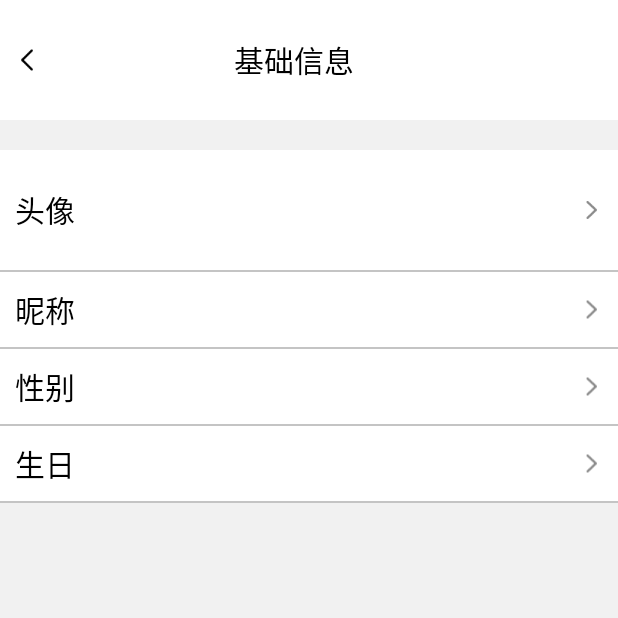
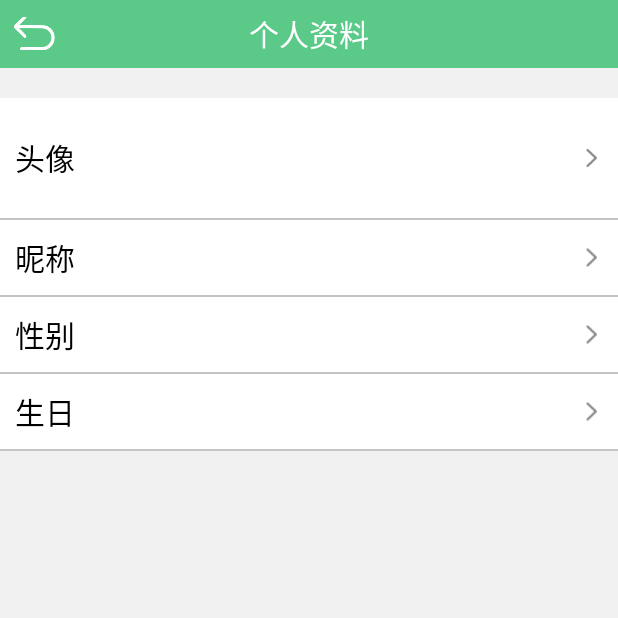
Before and after one commit to MuppetWizard/Weather, an Android app: the ModifyMyInfoActivity screen opened directly, with no data from a screen before it, on a phone screen of 412 x 824 dp, the top half of it. Run offline under Robolectric (Android 15) with nearby library versions, the phone set to English and light mode, and no system bars; our stand-ins replace ButterKnife, CircleImageView.

Commit message:
修改界面，周鹏瓜皮

```diff
--- a/app/src/main/res/drawable/border_green.xml
+++ b/app/src/main/res/drawable/border_green.xml
@@ -5,4 +5,5 @@
     <stroke android:width="2dp"
         android:color="@color/app_primary"/>
     <corners android:radius="20dp"/>
+    <solid android:color="@color/app_White"/>
 </shape>
--- a/app/src/main/res/drawable/button_shape.xml
+++ b/app/src/main/res/drawable/button_shape.xml
@@ -6,7 +6,7 @@
 
     <!-- 设置按钮的四个角为弧形 -->
     <!-- android:radius 弧形的半径 -->
-    <corners android:radius="15dip" />
+    <corners android:radius="20dp" />
 
     <!-- padding：Button里面的文字与Button边界的间隔 -->
     <padding
--- a/app/src/main/res/layout/activity_modify_my_info.xml
+++ b/app/src/main/res/layout/activity_modify_my_info.xml
@@ -7,48 +7,48 @@
     android:orientation="vertical">
 
     <RelativeLayout
-        android:paddingLeft="10dp"
-        android:paddingRight="10dp"
-        android:background="#fff"
         android:layout_width="match_parent"
-        android:gravity="center_vertical"
-        android:layout_height="80dp">
+        android:layout_height="45dp"
+        android:background="@color/app_primary">
+
+        <TextView
+            android:id="@+id/city"
+            android:layout_width="wrap_content"
+            android:layout_height="match_parent"
+            android:layout_centerInParent="true"
+            android:gravity="center"
+            android:text="个人资料"
+            android:textColor="@color/app_White"
+            android:textSize="20sp" />
 
         <ImageView
             android:id="@+id/go_back"
-            android:src="@mipmap/myinfo_back"
-            android:layout_width="wrap_content"
-            android:layout_height="match_parent" />
-
-        <TextView
-            android:layout_toRightOf="@+id/go_back"
-            android:text="基础信息"
-            android:textColor="#000"
-            android:layout_marginLeft="130dp"
-            android:gravity="center_vertical"
-            android:textSize="20sp"
-            android:layout_width="wrap_content"
-            android:layout_height="match_parent" />
-
+            android:layout_width="30dp"
+            android:layout_height="30dp"
+            android:layout_alignParentStart="true"
+            android:layout_centerVertical="true"
+            android:layout_marginStart="8dp"
+            android:src="@mipmap/back" />
     </RelativeLayout>
 
     <RelativeLayout
         android:id="@+id/rl_modify_icon"
         android:layout_width="match_parent"
+        android:layout_height="80dp"
         android:layout_marginTop="20dp"
+        android:background="#fff"
         android:paddingLeft="10dp"
+        android:paddingTop="10dp"
         android:paddingRight="10dp"
-        android:paddingTop="10dp"
-        android:background="#fff"
-        android:paddingBottom="10dp"
-        android:layout_height="80dp">
+        android:paddingBottom="10dp">
+
         <TextView
+            android:layout_width="wrap_content"
+            android:layout_height="match_parent"
+            android:gravity="center_vertical"
             android:text="头像"
             android:textColor="#000"
-            android:textSize="20sp"
-            android:gravity="center_vertical"
-            android:layout_width="wrap_content"
-            android:layout_height="match_parent" />
+            android:textSize="20sp" />
 
         <de.hdodenhof.circleimageview.CircleImageView
             android:id="@+id/show_faces"
@@ -59,30 +59,33 @@
 
         <ImageView
             android:id="@+id/my_head_right"
+            android:layout_width="wrap_content"
+            android:layout_height="match_parent"
             android:layout_alignParentRight="true"
-            android:src="@mipmap/right_my"
-            android:layout_width="wrap_content"
-            android:layout_height="match_parent" />
+            android:src="@mipmap/right_my" />
     </RelativeLayout>
+
     <View
         android:layout_width="match_parent"
-        android:background="#C4C4C4"
-        android:layout_height="1dp"></View>
+        android:layout_height="1dp"
+        android:background="#C4C4C4" />
+
     <RelativeLayout
         android:id="@+id/rl_modify_nickname"
+        android:layout_width="match_parent"
+        android:layout_height="50dp"
         android:background="#fff"
+        android:gravity="center_vertical"
         android:paddingLeft="10dp"
-        android:paddingRight="10dp"
-        android:gravity="center_vertical"
-        android:layout_width="match_parent"
-        android:layout_height="50dp">
+        android:paddingRight="10dp">
+
         <TextView
+            android:layout_width="wrap_content"
+            android:layout_height="match_parent"
+            android:gravity="center_vertical"
             android:text="昵称"
-            android:textSize="20sp"
             android:textColor="#000"
-            android:gravity="center_vertical"
-            android:layout_width="wrap_content"
-            android:layout_height="match_parent" />
+            android:textSize="20sp" />
 
         <TextView
             android:id="@+id/show_nickname"
@@ -93,32 +96,36 @@
             android:gravity="center_vertical"
             android:text="你好啊"
             android:textSize="20sp" />
+
         <ImageView
             android:id="@+id/my_nickname_right"
+            android:layout_width="wrap_content"
+            android:layout_height="match_parent"
             android:layout_alignParentRight="true"
-            android:layout_width="wrap_content"
-            android:src="@mipmap/right_my"
-            android:layout_height="match_parent" />
+            android:src="@mipmap/right_my" />
     </RelativeLayout>
+
     <View
         android:layout_width="match_parent"
-        android:background="#C4C4C4"
-        android:layout_height="1dp"></View>
+        android:layout_height="1dp"
+        android:background="#C4C4C4"/>
+
     <RelativeLayout
         android:id="@+id/rl_modify_sex"
+        android:layout_width="match_parent"
+        android:layout_height="50dp"
         android:background="#fff"
+        android:gravity="center_vertical"
         android:paddingLeft="10dp"
-        android:paddingRight="10dp"
-        android:gravity="center_vertical"
-        android:layout_width="match_parent"
-        android:layout_height="50dp">
+        android:paddingRight="10dp">
+
         <TextView
+            android:layout_width="wrap_content"
+            android:layout_height="match_parent"
+            android:gravity="center_vertical"
             android:text="性别"
-            android:textSize="20sp"
             android:textColor="#000"
-            android:gravity="center_vertical"
-            android:layout_width="wrap_content"
-            android:layout_height="match_parent" />
+            android:textSize="20sp" />
 
         <TextView
             android:id="@+id/show_sex"
@@ -131,56 +138,59 @@
             android:gravity="center_vertical"
             android:text="男"
             android:textSize="20sp" />
+
         <ImageView
             android:id="@+id/my_sex_right"
+            android:layout_width="wrap_content"
+            android:layout_height="match_parent"
             android:layout_alignParentRight="true"
-            android:layout_width="wrap_content"
-            android:src="@mipmap/right_my"
-            android:layout_height="match_parent" />
+            android:src="@mipmap/right_my" />
     </RelativeLayout>
+
     <View
         android:layout_width="match_parent"
-        android:background="#C4C4C4"
-        android:layout_height="1dp"></View>
+        android:layout_height="1dp"
+        android:background="#C4C4C4"/>
 
     <RelativeLayout
         android:id="@+id/rl_modify_birthday"
+        android:layout_width="match_parent"
+        android:layout_height="50dp"
         android:background="#fff"
+        android:gravity="center_vertical"
         android:paddingLeft="10dp"
-        android:paddingRight="10dp"
-        android:gravity="center_vertical"
-        android:layout_width="match_parent"
-        android:layout_height="50dp">
+        android:paddingRight="10dp">
+
         <TextView
+            android:layout_width="wrap_content"
+            android:layout_height="match_parent"
+            android:gravity="center_vertical"
             android:text="生日"
-            android:textSize="20sp"
             android:textColor="#000"
-            android:gravity="center_vertical"
-            android:layout_width="wrap_content"
-            android:layout_height="match_parent" />
+            android:textSize="20sp" />
 
         <TextView
             android:id="@+id/show_birthday"
-            android:text="1998-05-02"
-            android:textSize="20sp"
-            android:gravity="center_vertical"
+            android:layout_width="wrap_content"
+            android:layout_height="match_parent"
             android:layout_marginRight="20dp"
             android:layout_toLeftOf="@+id/my_birthday_right"
-            android:layout_width="wrap_content"
-            android:layout_height="match_parent" />
+            android:gravity="center_vertical"
+            android:text="1998-05-02"
+            android:textSize="20sp" />
+
         <ImageView
             android:id="@+id/my_birthday_right"
+            android:layout_width="wrap_content"
+            android:layout_height="match_parent"
             android:layout_alignParentRight="true"
-            android:layout_width="wrap_content"
-            android:src="@mipmap/right_my"
-            android:layout_height="match_parent" />
+            android:src="@mipmap/right_my" />
     </RelativeLayout>
+
     <View
         android:layout_width="match_parent"
-        android:background="#C4C4C4"
-        android:layout_height="1dp"></View>
-
-
+        android:layout_height="1dp"
+        android:background="#C4C4C4"/>
 
 
 </LinearLayout>
--- a/app/src/main/res/values/styles.xml
+++ b/app/src/main/res/values/styles.xml
@@ -22,4 +22,8 @@
         <!-- 设置背景模糊的透明度-->
         <item name="android:backgroundDimAmount">0.8</item>
     </style>
+    <style name="MyCheckBox">
+        <item name="android:colorControlNormal">@color/app_Gray</item>
+        <item name="android:colorControlActivated">@color/app_primary</item>
+    </style>
 </resources>
```
Also changed, not shown: app/src/main/java/com/muppet/weather/Activity/MainActivity.java (+17 -28 lines), app/src/main/res/layout/act_login.xml (+69 -59 lines), app/src/main/res/layout/activity_common_city.xml (+21 -18 lines), app/src/main/res/layout/activity_main.xml (+40 -51 lines), app/src/main/res/mipmap-xhdpi/selection.png (added).
